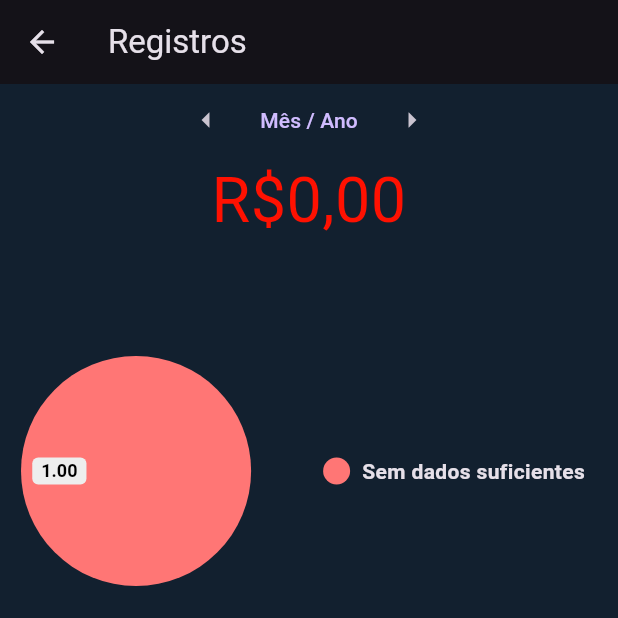
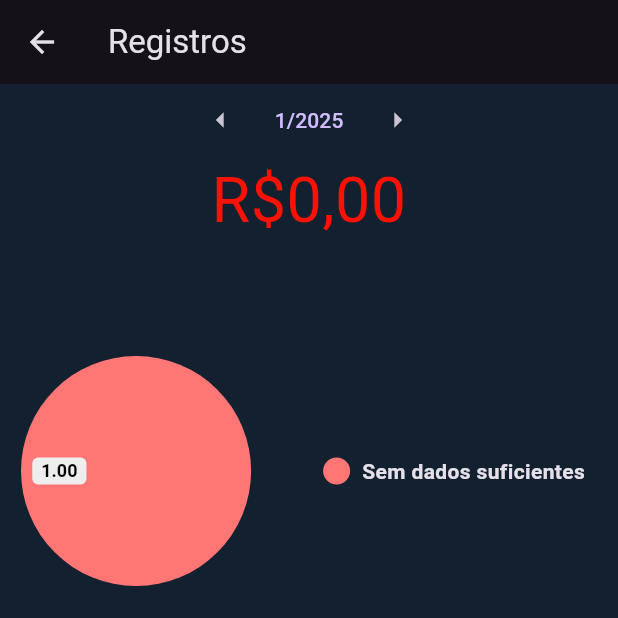
Before and after one commit to RubenArenhardt/financas, a Flutter app: the Consultar screen opened directly with empty values, after a tap on the "arrow left" icon, on a phone screen of 412 x 824 dp, the top half of it. Run offline on Flutter 3.47's test engine with Material 3 defaults, Android fonts, the light colour scheme and no system bars; drawn by our look-alikes of pie_chart; our stand-ins replace cloud_firestore, firebase_auth, firebase_core, flutter_masked_text2, google_sign_in; accounts and stored records are empty.

Commit message:
Add date navigation to Consultar screen with month adjustment buttons

```diff
--- a/lib/Telas/consultar.dart
+++ b/lib/Telas/consultar.dart
@@ -10,7 +10,8 @@ import 'package:pie_chart/pie_chart.dart';
 class Consultar extends StatefulWidget {
   final BancoDeDados bd;
   final List<Atualizacao> listaEntrada, listaSaida;
-  Consultar({required this.bd, required this.listaEntrada, required this.listaSaida});
+  Consultar(
+      {required this.bd, required this.listaEntrada, required this.listaSaida});
 
   DateTime dt = DateTime.now();
 
@@ -18,11 +19,9 @@ class Consultar extends StatefulWidget {
   State<StatefulWidget> createState() {
     return ConsultarState(listaEntrada, listaSaida, dt);
   }
-
 }
 
 class ConsultarState extends State<Consultar> {
-
   List<Atualizacao> listaEntrada, listaSaida;
 
   DateTime dt;
@@ -33,9 +32,9 @@ class ConsultarState extends State<Consultar> {
 
   @override
   Widget build(BuildContext context) {
-
     double valorTotal = calculaValor(
         bd: widget.bd, listaEntrada: listaEntrada, listaSaida: listaSaida);
+        String data = dt.month.toString() + "/" + dt.year.toString();
 
     return Scaffold(
       appBar: AppBar(
@@ -43,7 +42,31 @@ class ConsultarState extends State<Consultar> {
       ),
       body: Column(
         children: [
-          Header(),
+          Row(
+            mainAxisAlignment: MainAxisAlignment.center,
+            children: [
+              IconButton(
+                onPressed: () {setState(() {
+                  debugPrint("subtraindo 30 dias");
+                  dt = dt.subtract(Duration(days: 30));
+                  atualizaState(bd: widget.bd, dt: dt);
+                });},
+                icon: Icon(Icons.arrow_left),
+              ),
+              TextButton(
+                onPressed: () {},
+                child: Text(data),
+              ),
+              IconButton(
+                onPressed: () {setState(() {
+                  debugPrint("adicionando 30 dias");
+                  dt = dt.add(Duration(days: 30));
+                  atualizaState(bd: widget.bd, dt: dt);
+                });},
+                icon: Icon(Icons.arrow_right),
+              ),
+            ],
+          ),
           Container(
             padding: EdgeInsets.fromLTRB(25, 0, 25, 0),
             child: Text(
@@ -78,29 +101,6 @@ class ConsultarState extends State<Consultar> {
     listaEntrada = await bd.getListaEntradas(dt);
     listaSaida = await bd.getListaSaidas(dt);
     setState(() {});
-  }
-}
-
-class Header extends StatelessWidget {
-  @override
-  Widget build(BuildContext context) {
-    return Row(
-      mainAxisAlignment: MainAxisAlignment.center,
-      children: [
-        IconButton(
-          onPressed: () {},
-          icon: Icon(Icons.arrow_left),
-        ),
-        TextButton(
-          onPressed: () {},
-          child: Text("Mês / Ano"),
-        ),
-        IconButton(
-          onPressed: () {},
-          icon: Icon(Icons.arrow_right),
-        ),
-      ],
-    );
   }
 }
 
```
